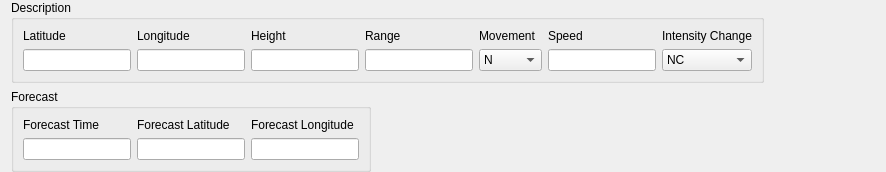
The window that tafor/components/ui/sigmet_typhoon.ui (up1and/tafor) describes before a commit, drawn with Qt 5.
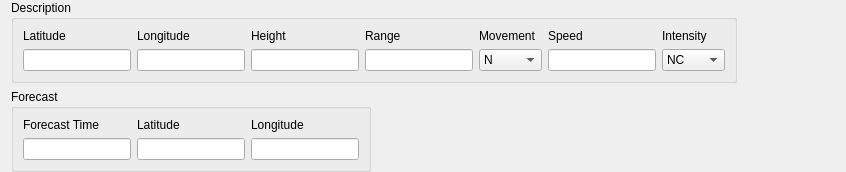
The same window after the commit.

Commit message: SIGMET 编辑器更新部分描述文字

Diff of the .ui file:
```diff
--- a/tafor/components/ui/sigmet_typhoon.ui
+++ b/tafor/components/ui/sigmet_typhoon.ui
@@ -6,7 +6,7 @@
    <rect>
     <x>0</x>
     <y>0</y>
-    <width>886</width>
+    <width>846</width>
     <height>164</height>
    </rect>
   </property>
@@ -199,7 +199,7 @@
       <item row="0" column="6">
        <widget class="QLabel" name="intensityChangeLabel">
         <property name="text">
-         <string>Intensity Change</string>
+         <string>Intensity</string>
         </property>
         <property name="buddy">
          <cstring>intensityChange</cstring>
@@ -262,7 +262,7 @@
       <item row="0" column="2">
        <widget class="QLabel" name="forecastLongitudeLabel">
         <property name="text">
-         <string>Forecast Longitude</string>
+         <string>Longitude</string>
         </property>
         <property name="buddy">
          <cstring>forecastLongitude</cstring>
@@ -272,7 +272,7 @@
       <item row="0" column="1">
        <widget class="QLabel" name="forecastLatitudeLabel">
         <property name="text">
-         <string>Forecast Latitude</string>
+         <string>Latitude</string>
         </property>
         <property name="buddy">
          <cstring>forecastLatitude</cstring>
```
The commit also changes 14 other files.
